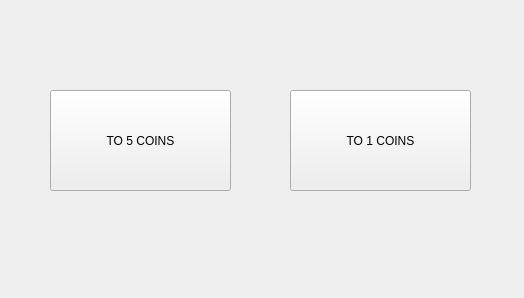
Before: the Qt Designer form to_coins.ui in cavinpabua/Money-Changer-Machine, drawn with Qt 5.
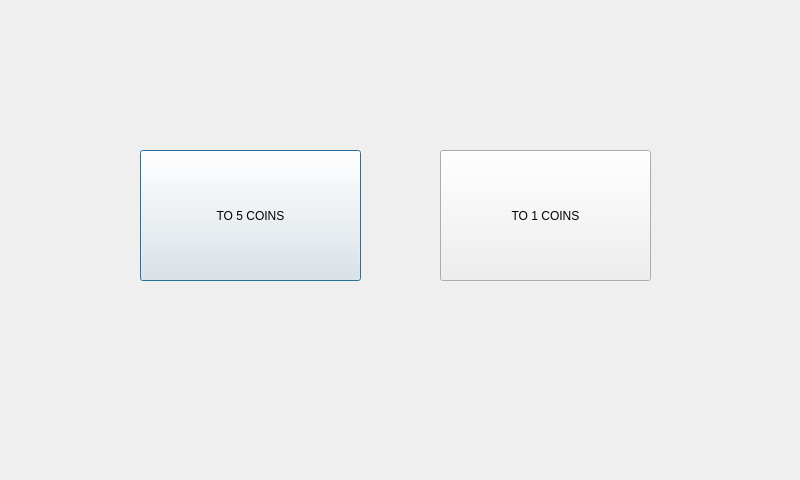
After: the same form once the commit is applied.

Diff of the .ui file:
```diff
--- a/to_coins.ui
+++ b/to_coins.ui
@@ -6,36 +6,20 @@
    <rect>
     <x>0</x>
     <y>0</y>
-    <width>524</width>
-    <height>298</height>
+    <width>800</width>
+    <height>480</height>
    </rect>
   </property>
   <property name="windowTitle">
    <string>Dialog</string>
   </property>
-  <widget class="QDialogButtonBox" name="buttonBox">
-   <property name="geometry">
-    <rect>
-     <x>10</x>
-     <y>440</y>
-     <width>621</width>
-     <height>32</height>
-    </rect>
-   </property>
-   <property name="orientation">
-    <enum>Qt::Horizontal</enum>
-   </property>
-   <property name="standardButtons">
-    <set>QDialogButtonBox::Cancel|QDialogButtonBox::Ok</set>
-   </property>
-  </widget>
   <widget class="QPushButton" name="to_5_coins">
    <property name="geometry">
     <rect>
-     <x>50</x>
-     <y>90</y>
-     <width>181</width>
-     <height>101</height>
+     <x>140</x>
+     <y>150</y>
+     <width>221</width>
+     <height>131</height>
     </rect>
    </property>
    <property name="text">
@@ -45,10 +29,10 @@
   <widget class="QPushButton" name="to_1_coins">
    <property name="geometry">
     <rect>
-     <x>290</x>
-     <y>90</y>
-     <width>181</width>
-     <height>101</height>
+     <x>440</x>
+     <y>150</y>
+     <width>211</width>
+     <height>131</height>
     </rect>
    </property>
    <property name="text">
```
Left out of the diff: 35 changed lines with no effect on the pictures.
